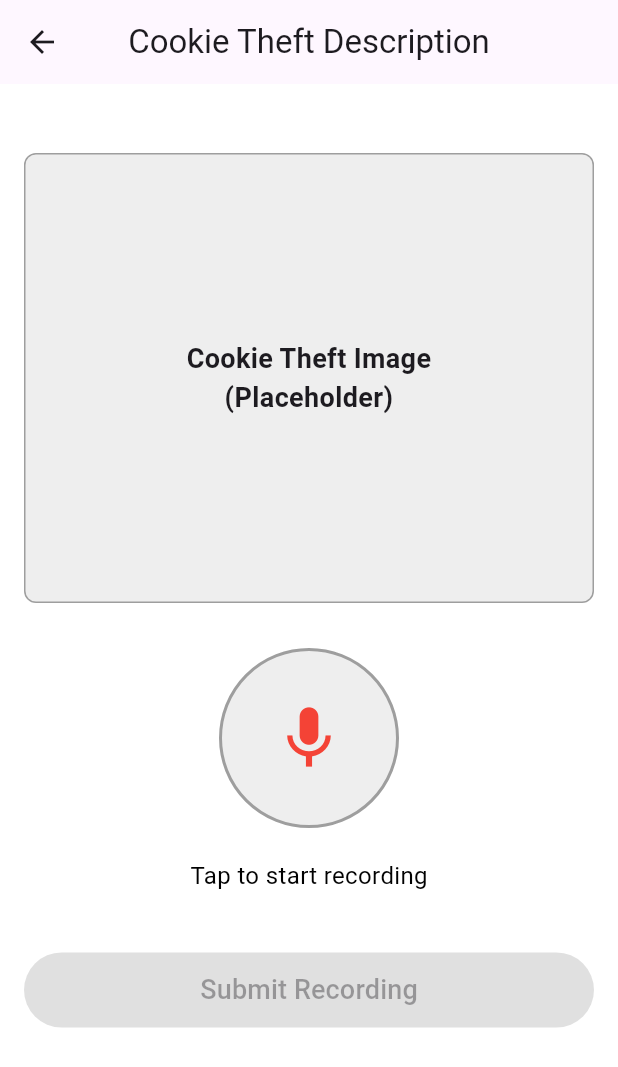
After one commit to Junos16/alzheimers_form, a Flutter app: the screen it shows after launch, after a tap on "Cookie Theft Description Task", on a phone screen of 412 x 824 dp. The commit adds this screen. Shown: the top 1067 px of the screen. Run offline on Flutter 3.47's test engine with Material 3 defaults, Android fonts, the phone set to English and light mode, and no system bars; our stand-ins replace permission_handler, shared_preferences; missing offline and left inert: record.

Commit message:
Create cookie theft page, implement audio recording feature, implement storage access, add card for cookie theft in the home page

```diff
--- /dev/null
+++ b/lib/audio.dart
@@ -0,0 +1,281 @@
+import 'package:flutter/material.dart';
+import 'package:shared_preferences/shared_preferences.dart';
+import 'package:record/record.dart';
+import 'package:path_provider/path_provider.dart';
+import 'dart:io';
+import 'package:permission_handler/permission_handler.dart';
+
+class AudioDescriptionTask extends StatefulWidget {
+  const AudioDescriptionTask({Key? key}) : super(key: key);
+
+  @override
+  _AudioDescriptionTaskState createState() => _AudioDescriptionTaskState();
+}
+
+class _AudioDescriptionTaskState extends State<AudioDescriptionTask> {
+  bool _isRecording = false;
+  bool _isFormSubmitted = false;
+  bool _hasRecorded = false;
+
+  final AudioRecorder _audioRecorder = AudioRecorder();
+  String? _recordingPath;
+
+  @override
+  void dispose() {
+    _audioRecorder.dispose();
+    super.dispose();
+  }
+
+  @override
+  Widget build(BuildContext context) {
+    return Scaffold(
+      appBar: AppBar(
+        title: const Text('Cookie Theft Description'),
+        leading: IconButton(
+          icon: const Icon(Icons.arrow_back),
+          onPressed: () => Navigator.of(context).pop(_isFormSubmitted),
+        ),
+      ),
+      backgroundColor: Colors.white,
+      body: SafeArea(
+        child: Stack(
+          children: [
+            // Scrollable content
+            SingleChildScrollView(
+              padding: const EdgeInsets.all(16.0),
+              child: Column(
+                crossAxisAlignment: CrossAxisAlignment.start,
+                children: [
+                  const SizedBox(height: 30), // Space for floating header
+                  // Description text
+                  /*const Padding(
+                    padding: EdgeInsets.symmetric(vertical: 16.0),
+                    child: Text(
+                      'This task involves describing the Cookie Theft picture. The patient should describe everything they see in the image in as much detail as possible.',
+                      style: TextStyle(fontSize: 16),
+                    ),
+                  ),*/
+
+                  // Placeholder image
+                  Container(
+                    width: double.infinity,
+                    height: 300,
+                    decoration: BoxDecoration(
+                      border: Border.all(color: Colors.grey),
+                      borderRadius: BorderRadius.circular(8),
+                      color: Colors.grey.shade200,
+                    ),
+                    child: const Center(
+                      child: Text(
+                        'Cookie Theft Image\n(Placeholder)',
+                        textAlign: TextAlign.center,
+                        style: TextStyle(
+                          fontSize: 18,
+                          fontWeight: FontWeight.bold,
+                        ),
+                      ),
+                    ),
+                  ),
+
+                  const SizedBox(height: 30),
+
+                  // Recording button
+                  Center(
+                    child: AnimatedContainer(
+                      duration: const Duration(milliseconds: 300),
+                      width: _isRecording ? 150 : 120,
+                      height: _isRecording ? 150 : 120,
+                      decoration: BoxDecoration(
+                        shape: BoxShape.circle,
+                        color: _isRecording ? Colors.red : Colors.grey.shade200,
+                        border: Border.all(
+                          color:
+                              _isRecording ? Colors.red.shade700 : Colors.grey,
+                          width: 2,
+                        ),
+                      ),
+                      child: Material(
+                        color: Colors.transparent,
+                        child: InkWell(
+                          customBorder: const CircleBorder(),
+                          onTap: () => _toggleRecording(),
+                          child: Center(
+                            child: Icon(
+                              _isRecording ? Icons.stop : Icons.mic,
+                              size: 50,
+                              color: _isRecording ? Colors.white : Colors.red,
+                            ),
+                          ),
+                        ),
+                      ),
+                    ),
+                  ),
+
+                  const SizedBox(height: 20),
+
+                  // Recording status text
+                  Center(
+                    child: Text(
+                      _isRecording
+                          ? 'Recording in progress...'
+                          : _hasRecorded
+                          ? 'Recording complete.'
+                          : 'Tap to start recording',
+                      style: TextStyle(
+                        fontSize: 16,
+                        color: _isRecording ? Colors.red : Colors.black,
+                        fontWeight:
+                            _isRecording ? FontWeight.bold : FontWeight.normal,
+                      ),
+                    ),
+                  ),
+
+                  const SizedBox(height: 40),
+
+                  // Submit button
+                  SizedBox(
+                    width: double.infinity,
+                    child: ElevatedButton(
+                      onPressed:
+                          _hasRecorded
+                              ? () {
+                                _saveData();
+                                showDialog(
+                                  context: context,
+                                  builder:
+                                      (context) => AlertDialog(
+                                        title: const Text(
+                                          'Audio Recording Task',
+                                        ),
+                                        content: const Text(
+                                          'Recording session completed successfully!',
+                                        ),
+                                        actions: [
+                                          TextButton(
+                                            onPressed: () {
+                                              Navigator.of(context).pop();
+                                            },
+                                            child: const Text('OK'),
+                                          ),
+                                        ],
+                                      ),
+                                );
+                              }
+                              : null,
+                      style: ElevatedButton.styleFrom(
+                        disabledBackgroundColor: Colors.grey.shade300,
+                      ),
+                      child: const Padding(
+                        padding: EdgeInsets.all(12.0),
+                        child: Text(
+                          'Submit Recording',
+                          style: TextStyle(fontSize: 18),
+                        ),
+                      ),
+                    ),
+                  ),
+                ],
+              ),
+            ),
+
+            // Floating header
+            /*Positioned(
+              top: 0,
+              left: 0,
+              right: 0,
+              child: Container(
+                color: Colors.white,
+                padding: const EdgeInsets.symmetric(
+                  horizontal: 16,
+                  vertical: 8,
+                ),
+                child: Container(
+                  width: double.infinity,
+                  padding: const EdgeInsets.all(12.0),
+                  decoration: BoxDecoration(
+                    color: Colors.purple.shade100,
+                    borderRadius: BorderRadius.circular(8.0),
+                    boxShadow: [
+                      BoxShadow(
+                        color: Colors.black.withOpacity(0.1),
+                        blurRadius: 4,
+                        offset: const Offset(0, 2),
+                      ),
+                    ],
+                  ),
+                  child: const Row(
+                    mainAxisAlignment: MainAxisAlignment.center,
+                    children: [
+                      Text(
+                        'Cookie Theft Description Task',
+                        style: TextStyle(
+                          fontSize: 16,
+                          fontWeight: FontWeight.bold,
+                        ),
+                      ),
+                    ],
+                  ),
+                ),
+              ),
+            ),*/
+          ],
+        ),
+      ),
+    );
+  }
+
+  Future<void> _toggleRecording() async {
+    if (_isRecording) {
+      // Stop recording
+      final path = await _audioRecorder.stop();
+      setState(() {
+        _isRecording = false;
+        _hasRecorded = true;
+        _recordingPath = path;
+      });
+      print('Recording saved to: $_recordingPath');
+    } else {
+      if (!await Permission.microphone.request().isGranted) {
+        ScaffoldMessenger.of(context).showSnackBar(
+          const SnackBar(content: Text('Microphone permission is required')),
+        );
+        return;
+      }
+
+      // Get a directory for storing the audio file
+      final directory = await getApplicationDocumentsDirectory();
+      final recordingsDir = Directory('${directory.path}/recordings');
+      if (!await recordingsDir.exists()) {
+        await recordingsDir.create(recursive: true);
+      }
+
+      final filename =
+          'cookie_theft_${DateTime.now().millisecondsSinceEpoch}.m4a';
+      final path = '${recordingsDir.path}/$filename';
+
+      print('Starting recording to path: $path');
+
+      // Start recording
+      await _audioRecorder.start(
+        const RecordConfig(
+          encoder: AudioEncoder.aacLc,
+          bitRate: 128000,
+          sampleRate: 44100,
+        ),
+        path: path,
+      );
+
+      setState(() {
+        _isRecording = true;
+      });
+    }
+  }
+
+  Future<void> _saveData() async {
+    final prefs = await SharedPreferences.getInstance();
+    await prefs.setBool('audioSubmitted', true);
+    setState(() {
+      _isFormSubmitted = true;
+    });
+  }
+}
--- a/lib/home.dart
+++ b/lib/home.dart
@@ -1,3 +1,4 @@
+import 'audio.dart';
 import 'package:flutter/material.dart';
 import 'package:shared_preferences/shared_preferences.dart';
 import 'mmse.dart';
@@ -16,6 +17,7 @@ class _HomePageState extends State<HomePage> {
   bool isPersonalInfoSubmitted = false;
   bool isMMSESubmitted = false;
   bool isADLSubmitted = false;
+  bool isAudioSubmitted = false;
 
   // Scores
   int mmseScore = 0;
@@ -34,6 +36,7 @@ class _HomePageState extends State<HomePage> {
       isPersonalInfoSubmitted = prefs.getBool('personalInfoSubmitted') ?? false;
       isMMSESubmitted = prefs.getBool('mmseSubmitted') ?? false;
       isADLSubmitted = prefs.getBool('adlSubmitted') ?? false;
+      isAudioSubmitted = prefs.getBool('audioSubmitted') ?? false;
 
       mmseScore = prefs.getInt('mmseScore') ?? 0;
       adlScore = prefs.getInt('adlScore') ?? 0;
@@ -143,6 +146,34 @@ class _HomePageState extends State<HomePage> {
                 ),
 
                 const SizedBox(height: 20),
+
+                // Audio Task Card
+                _buildAssessmentCard(
+                  context,
+                  title: 'Cookie Theft Description Task',
+                  description:
+                      'Audio recording of patient describing the Cookie Theft picture to assess language and cognitive abilities.',
+                  points: isAudioSubmitted ? 'Completed' : 'Not completed',
+                  iconData: Icons.mic,
+                  color: Colors.purple,
+                  statusIcon:
+                      isAudioSubmitted
+                          ? Icons.check_circle
+                          : Icons.pending_outlined,
+                  statusColor: isAudioSubmitted ? Colors.green : Colors.grey,
+                  onTap: () async {
+                    final result = await Navigator.push(
+                      context,
+                      MaterialPageRoute(
+                        builder: (context) => const AudioDescriptionTask(),
+                      ),
+                    );
+
+                    if (result == true) {
+                      _loadFormStatus();
+                    }
+                  },
+                ),
               ],
             ),
           ),
--- a/pubspec.yaml
+++ b/pubspec.yaml
@@ -32,6 +32,9 @@ dependencies:
     sdk: flutter
   intl: ^0.20.2
   shared_preferences: ^2.5.2
+  record: ^5.2.1
+  path_provider: ^2.1.5
+  permission_handler: ^11.4.0
 
   # The following adds the Cupertino Icons font to your application.
   # Use with the CupertinoIcons class for iOS style icons.
```
Also changed, not shown: pubspec.lock, 7 other files.
